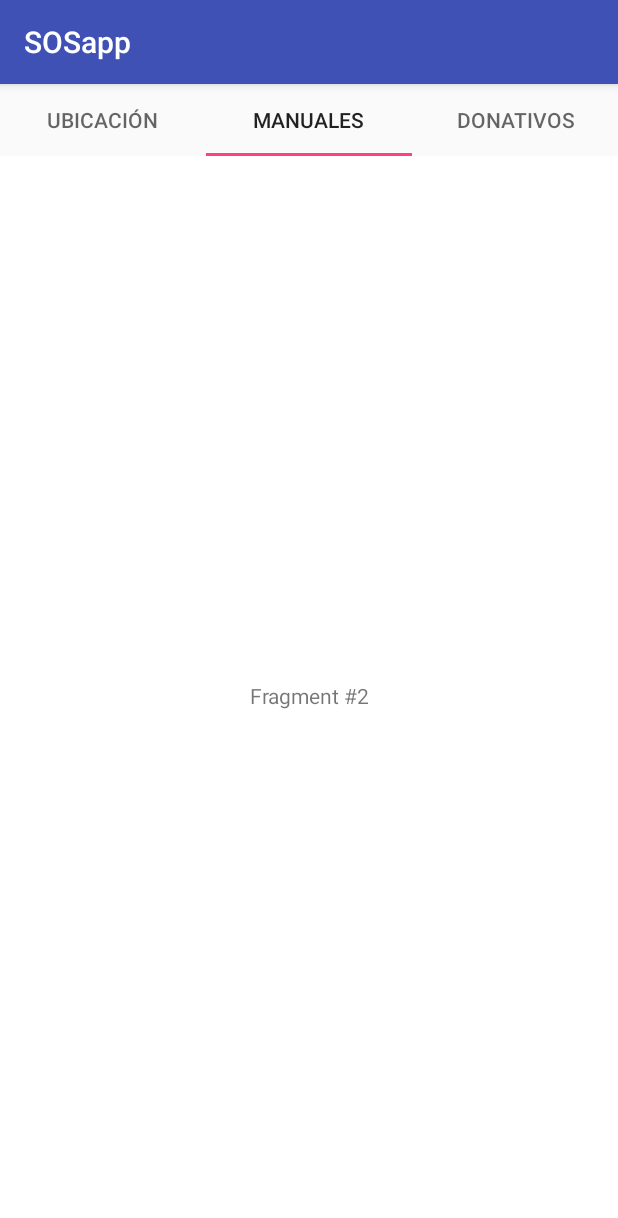
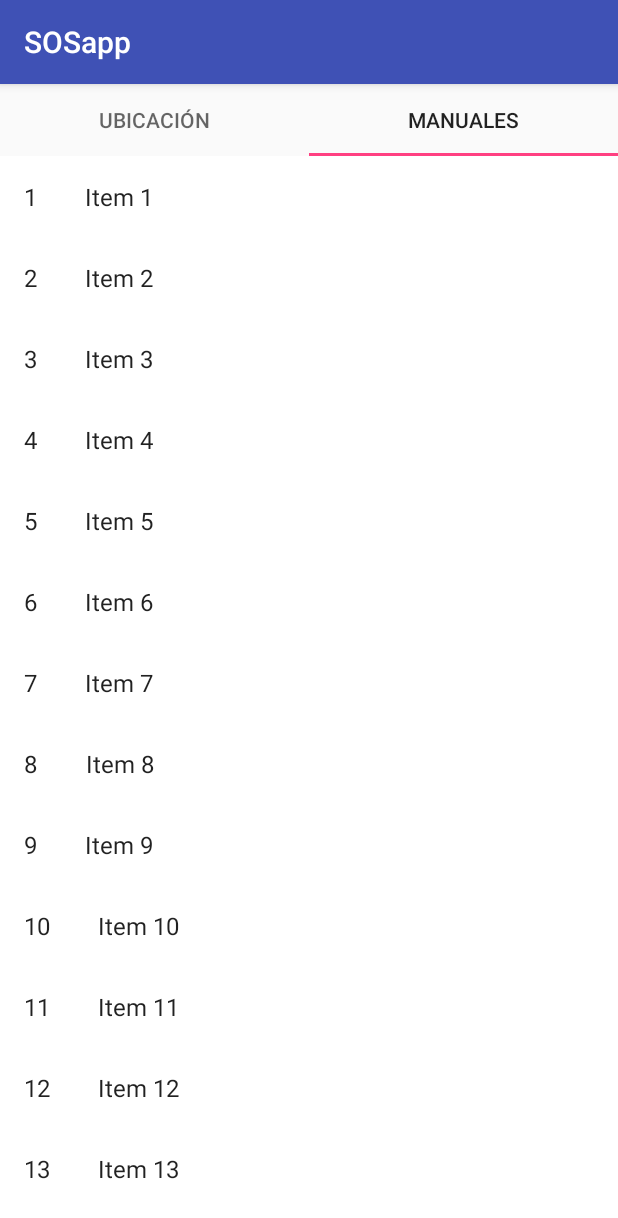
Before and after one commit to PadillaBraulio/EmergeciasApp, an Android app: the screen it shows after launch (MainActivity), tab 2 chosen, on a phone screen of 412 x 824 dp. Shown: the top 1218 px of the screen. Run offline under Robolectric (Android 15) with nearby library versions, the phone set to English and light mode, and no system bars.

Commit message:
adding images to show in manuals

```diff
--- a/SOSapp/app/build.gradle
+++ b/SOSapp/app/build.gradle
@@ -27,4 +27,5 @@ dependencies {
     compile 'com.android.support:design:23.3.0'
     compile 'com.google.android.gms:play-services:8.4.0'
     compile 'com.android.support:support-v4:23.3.0'
+    compile 'com.android.support:recyclerview-v7:23.3.0'
 }
--- a/SOSapp/app/src/main/java/com/example/root/sosapp/MainActivity.java
+++ b/SOSapp/app/src/main/java/com/example/root/sosapp/MainActivity.java
@@ -10,9 +10,11 @@ import android.support.v7.app.AppCompatActivity;
 import android.os.Bundle;
 import android.util.Log;
 
-import Mapa.MapGoogle;
+import manuals.ItemFragment;
+import manuals.doc.DocContent;
+import map.MapGoogle;
 
-public class MainActivity extends AppCompatActivity {
+public class MainActivity extends AppCompatActivity implements ItemFragment.OnListFragmentInteractionListener {
 
     private ViewPager pager = null;
     private TabAdapter pageradapter = null;
@@ -60,10 +62,15 @@ public class MainActivity extends AppCompatActivity {
 
     }
 
+    @Override
+    public void onListFragmentInteraction(DocContent.DummyItem item) {
+
+    }
+
     public static class TabAdapter extends FragmentPagerAdapter
     {
-        private final static int PAG_COUNT = 3;
-        private String [] tabTitles = {"Ubicación","Manuales","Donativos"};
+        private final static int PAG_COUNT = 2;
+        private String [] tabTitles = {"Ubicación", "manuales"};
         private Context context;
 
         public TabAdapter(FragmentManager fm, Context context)  {
@@ -78,15 +85,9 @@ public class MainActivity extends AppCompatActivity {
             {
                case 0 : return new MapGoogle();
 
-
-                default:
-                {
-
-
-                    return DefaultFragment.newInstance(position + 1);
-                }
-
+                case 1 : return new ItemFragment();
             }
+            return  null;
         }
 
         @Override
--- /dev/null
+++ b/SOSapp/app/src/main/java/manuals/ItemFragment.java
@@ -0,0 +1,71 @@
+package manuals;
+
+import android.content.Context;
+import android.os.Bundle;
+import android.support.v4.app.Fragment;
+import android.support.v7.widget.LinearLayoutManager;
+import android.support.v7.widget.RecyclerView;
+import android.view.LayoutInflater;
+import android.view.View;
+import android.view.ViewGroup;
+
+import com.example.root.sosapp.R;
+
+import manuals.doc.DocContent;
+import manuals.doc.DocContent.DummyItem;
+
+/**
+ * A fragment representing a list of Items.
+ * <p/>
+ * Activities containing this fragment MUST implement the {@link OnListFragmentInteractionListener}
+ * interface.
+ */
+public class ItemFragment extends Fragment {
+    // for comunnication
+    private OnListFragmentInteractionListener mListener;
+
+    public ItemFragment() {
+    }
+
+    @Override
+    public void onCreate(Bundle savedInstanceState) {
+        super.onCreate(savedInstanceState);
+    }
+
+    @Override
+    public View onCreateView(LayoutInflater inflater, ViewGroup container,
+                             Bundle savedInstanceState) {
+        View view = inflater.inflate(R.layout.fragment_item_list, container, false);
+
+        if (view instanceof RecyclerView) {
+            Context context = view.getContext();
+            RecyclerView recyclerView = (RecyclerView) view;
+            recyclerView.setLayoutManager(new LinearLayoutManager(context));
+            recyclerView.setAdapter(new ItemRecyclerViewAdapter(DocContent.ITEMS, mListener));
+        }
+        return view;
+    }
+
+
+    @Override
+    public void onAttach(Context context) {
+        super.onAttach(context);
+        if (context instanceof OnListFragmentInteractionListener) {
+            mListener = (OnListFragmentInteractionListener) context;
+        } else {
+            throw new RuntimeException(context.toString()
+                    + " must implement OnListFragmentInteractionListener");
+        }
+    }
+
+    @Override
+    public void onDetach() {
+        super.onDetach();
+        //mListener = null;
+    }
+
+    public interface OnListFragmentInteractionListener {
+        // TODO: Update argument type and name
+        void onListFragmentInteraction(DummyItem item);
+    }
+}
--- /dev/null
+++ b/SOSapp/app/src/main/java/manuals/ItemRecyclerViewAdapter.java
@@ -0,0 +1,80 @@
+package manuals;
+
+import android.support.v7.widget.RecyclerView;
+import android.view.LayoutInflater;
+import android.view.View;
+import android.view.ViewGroup;
+import android.widget.TextView;
+
+import manuals.ItemFragment.OnListFragmentInteractionListener;
+
+import com.example.root.sosapp.R;
+
+import manuals.doc.DocContent.DummyItem;
+
+import java.util.List;
+
+/**
+ * {@link RecyclerView.Adapter} that can display a {@link DummyItem} and makes a call to the
+ * specified {@link OnListFragmentInteractionListener}.
+ * TODO: Replace the implementation with code for your data type.
+ */
+public class ItemRecyclerViewAdapter extends RecyclerView.Adapter<ItemRecyclerViewAdapter.ViewHolder> {
+
+    private final List<DummyItem> mValues;
+    private final OnListFragmentInteractionListener mListener;
+
+    public ItemRecyclerViewAdapter(List<DummyItem> items, OnListFragmentInteractionListener listener) {
+        mValues = items;
+        mListener = listener;
+    }
+
+    @Override
+    public ViewHolder onCreateViewHolder(ViewGroup parent, int viewType) {
+        View view = LayoutInflater.from(parent.getContext())
+                .inflate(R.layout.fragment_item, parent, false);
+        return new ViewHolder(view);
+    }
+
+    @Override
+    public void onBindViewHolder(final ViewHolder holder, int position) {
+        holder.mItem = mValues.get(position);
+        holder.mIdView.setText(mValues.get(position).id);
+        holder.mContentView.setText(mValues.get(position).content);
+
+        holder.mView.setOnClickListener(new View.OnClickListener() {
+            @Override
+            public void onClick(View v) {
+                if (null != mListener) {
+                    // Notify the active callbacks interface (the activity, if the
+                    // fragment is attached to one) that an item has been selected.
+                    mListener.onListFragmentInteraction(holder.mItem);
+                }
+            }
+        });
+    }
+
+    @Override
+    public int getItemCount() {
+        return mValues.size();
+    }
+
+    public class ViewHolder extends RecyclerView.ViewHolder {
+        public final View mView;
+        public final TextView mIdView;
+        public final TextView mContentView;
+        public DummyItem mItem;
+
+        public ViewHolder(View view) {
+            super(view);
+            mView = view;
+            mIdView = (TextView) view.findViewById(R.id.id);
+            mContentView = (TextView) view.findViewById(R.id.content);
+        }
+
+        @Override
+        public String toString() {
+            return super.toString() + " '" + mContentView.getText() + "'";
+        }
+    }
+}
--- /dev/null
+++ b/SOSapp/app/src/main/java/manuals/doc/DocContent.java
@@ -0,0 +1,57 @@
+package manuals.doc;
+
+import java.util.ArrayList;
+import java.util.List;
+
+
+public class DocContent {
+
+
+    public static final List<DummyItem> ITEMS = new ArrayList<DummyItem>();
+
+    private static final int COUNT = 25;
+
+    static {
+        // Add some sample items.
+        for (int i = 1; i <= COUNT; i++) {
+            addItem(createDummyItem(i));
+        }
+    }
+
+    private static void addItem(DummyItem item) {
+        ITEMS.add(item);;
+    }
+
+    private static DummyItem createDummyItem(int position) {
+        return new DummyItem(String.valueOf(position), "Item " + position, makeDetails(position));
+    }
+
+    private static String makeDetails(int position) {
+        StringBuilder builder = new StringBuilder();
+        builder.append("Details about Item: ").append(position);
+        for (int i = 0; i < position; i++) {
+            builder.append("\nMore details information here.");
+        }
+        return builder.toString();
+    }
+
+    /**
+     * A dummy item representing a piece of content.
+     */
+    public static class DummyItem {
+        public final String id;
+        public final String content;
+        public final String details;
+
+        public DummyItem(String id, String content, String details) {
+            this.id = id;
+            this.content = content;
+            this.details = details;
+        }
+
+        @Override
+        public String toString() {
+            return content;
+        }
+    }
+}
--- a/SOSapp/app/src/main/java/Mapa/Emergency.java
+++ b/SOSapp/app/src/main/java/map/Emergency.java
@@ -1,4 +1,4 @@
-package Mapa;
+package map;
 
 import android.util.Log;
 
--- a/SOSapp/app/src/main/java/Mapa/MapGoogle.java
+++ b/SOSapp/app/src/main/java/map/MapGoogle.java
@@ -1,4 +1,4 @@
-package Mapa;
+package map;
 
 import android.Manifest;
 import android.content.Context;
--- /dev/null
+++ b/SOSapp/app/src/main/res/layout/fragment_blank.xml
@@ -0,0 +1,13 @@
+<FrameLayout xmlns:android="http://schemas.android.com/apk/res/android"
+    xmlns:tools="http://schemas.android.com/tools"
+    android:layout_width="match_parent"
+    android:layout_height="match_parent"
+    tools:context="manuals.BlankFragment">
+
+    <!-- TODO: Update blank fragment layout -->
+    <TextView
+        android:layout_width="match_parent"
+        android:layout_height="match_parent"
+        android:text="@string/hello_blank_fragment" />
+
+</FrameLayout>
--- /dev/null
+++ b/SOSapp/app/src/main/res/layout/fragment_item.xml
@@ -0,0 +1,20 @@
+<?xml version="1.0" encoding="utf-8"?>
+<LinearLayout xmlns:android="http://schemas.android.com/apk/res/android"
+    android:layout_width="wrap_content"
+    android:layout_height="wrap_content"
+    android:orientation="horizontal">
+
+    <TextView
+        android:id="@+id/id"
+        android:layout_width="wrap_content"
+        android:layout_height="wrap_content"
+        android:layout_margin="@dimen/text_margin"
+        android:textAppearance="?attr/textAppearanceListItem" />
+
+    <TextView
+        android:id="@+id/content"
+        android:layout_width="wrap_content"
+        android:layout_height="wrap_content"
+        android:layout_margin="@dimen/text_margin"
+        android:textAppearance="?attr/textAppearanceListItem" />
+</LinearLayout>
--- /dev/null
+++ b/SOSapp/app/src/main/res/layout/fragment_item_list.xml
@@ -0,0 +1,13 @@
+<?xml version="1.0" encoding="utf-8"?>
+<android.support.v7.widget.RecyclerView xmlns:android="http://schemas.android.com/apk/res/android"
+    xmlns:app="http://schemas.android.com/apk/res-auto"
+    xmlns:tools="http://schemas.android.com/tools"
+    android:id="@+id/list"
+    android:name="com.example.root.sosapp.ItemFragment"
+    android:layout_width="match_parent"
+    android:layout_height="match_parent"
+    android:layout_marginLeft="16dp"
+    android:layout_marginRight="16dp"
+    app:layoutManager="LinearLayoutManager"
+    tools:context="manuals.ItemFragment"
+    tools:listitem="@layout/fragment_item" />
--- a/SOSapp/app/src/main/res/values/dimens.xml
+++ b/SOSapp/app/src/main/res/values/dimens.xml
@@ -3,4 +3,5 @@
     <dimen name="activity_horizontal_margin">16dp</dimen>
     <dimen name="activity_vertical_margin">16dp</dimen>
     <dimen name="fab_margin">16dp</dimen>
+    <dimen name="text_margin">16dp</dimen>
 </resources>
```
Also changed, not shown: SOSapp/app/src/main/res/drawable-hdpi/letters.png (added), SOSapp/app/src/main/res/drawable-ldpi/letters.png (added), SOSapp/app/src/main/res/drawable-mdpi/letters.png (added), SOSapp/app/src/main/res/drawable/letters.png (added), SOSapp/app/src/main/res/drawablexhdpi/letters.png (added), SOSapp/app/src/main/res/drawablexxhdpi/letters.png (added).
